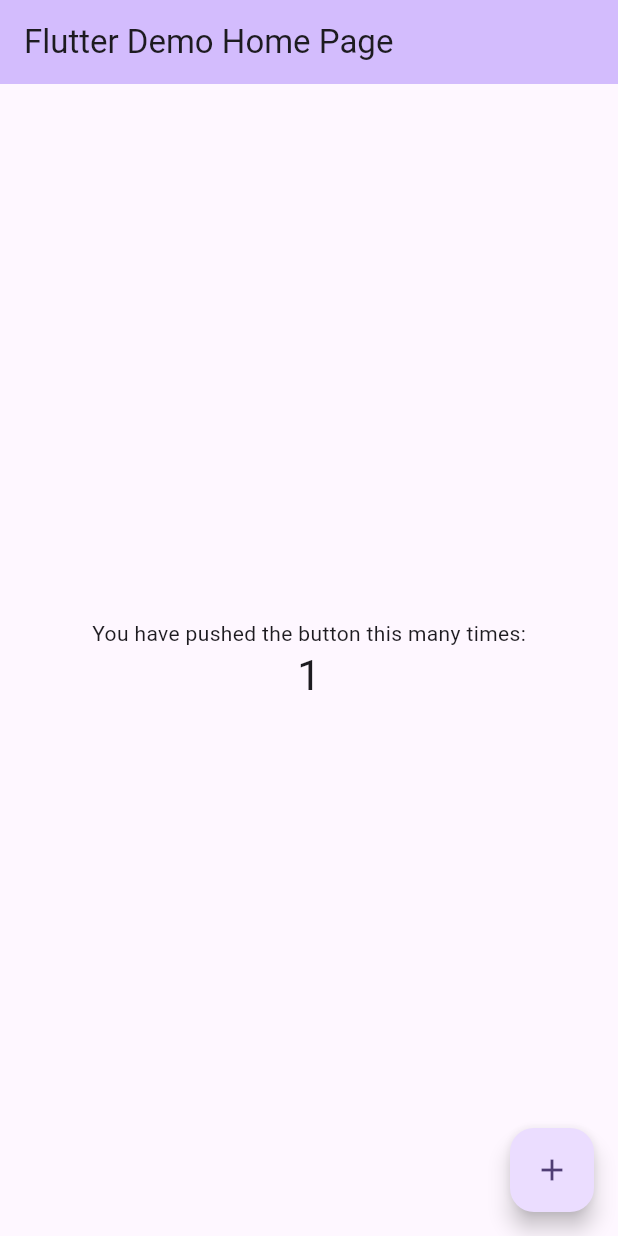
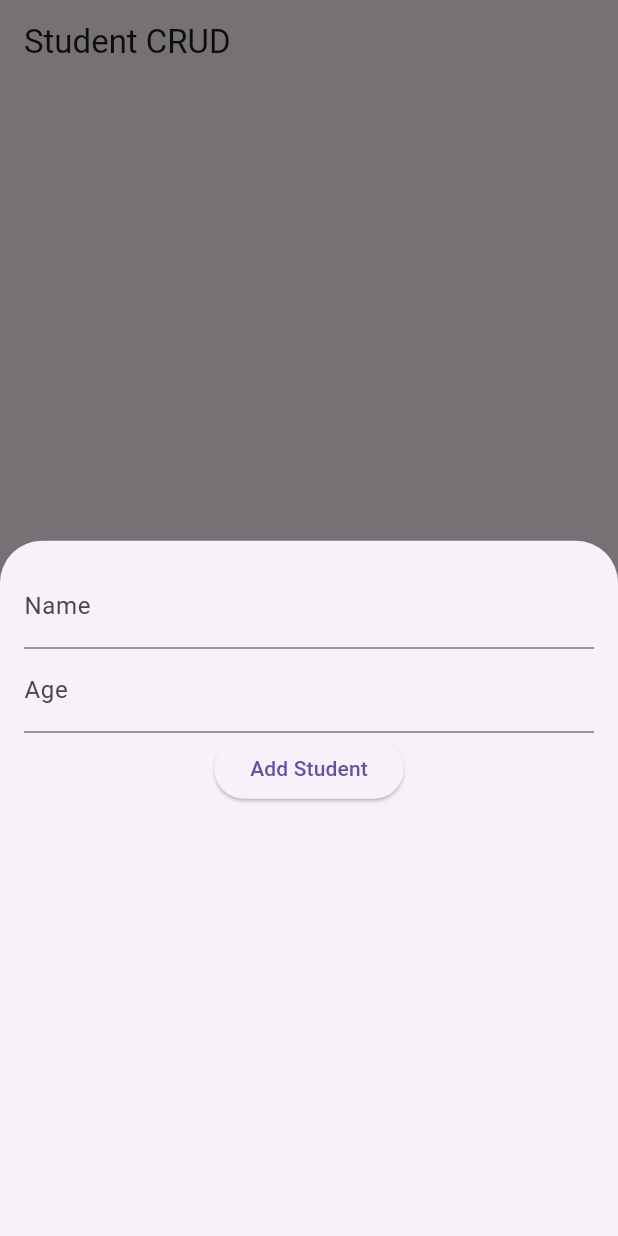
Before and after one commit to Kavishka-Prabashara/Student-Management-System-Flutter, a Flutter app: the screen it shows after launch, after a tap on the "add" icon, on a phone screen of 412 x 824 dp. Run offline on Flutter 3.47's test engine with Material 3 defaults, Android fonts, the light colour scheme and no system bars; our stand-ins replace sqflite; accounts and stored records are empty.

Commit message:
Added a simple crud system for testing

```diff
--- /dev/null
+++ b/lib/db/student_db.dart
@@ -0,0 +1,85 @@
+import 'package:sqflite/sqflite.dart';
+import 'package:path/path.dart';
+import 'package:student_management_system/model/student.dart';
+
+class StudentDatabase {
+  static final StudentDatabase instance = StudentDatabase._init();
+
+  static Database? _database;
+
+  StudentDatabase._init();
+
+  Future<Database> get database async {
+    if (_database != null) return _database!;
+
+    _database = await _initDB('students.db');
+    return _database!;
+  }
+
+  Future<Database> _initDB(String filePath) async {
+    final dbPath = await getDatabasesPath();
+    final path = join(dbPath, filePath);
+
+    return await openDatabase(
+      path,
+      version: 1,
+      onCreate: _createDB,
+    );
+  }
+
+  Future _createDB(Database db, int version) async {
+    const studentTable = '''CREATE TABLE students(
+        id INTEGER PRIMARY KEY AUTOINCREMENT,
+        name TEXT NOT NULL,
+        age INTEGER NOT NULL
+      )''';
+
+    await db.execute(studentTable);
+  }
+
+
+
+  Future<List<Student>> getStudents() async {
+    final db = await instance.database;
+    final result = await db.query('students');
+
+    return result.map((json) => Student.fromMap(json)).toList();
+  }
+
+  Future<int> updateStudent(Student student) async {
+    final db = await instance.database;
+    return db.update(
+      'students',
+      student.toMap(),
+      where: 'id = ?',
+      whereArgs: [student.id],
+    );
+  }
+
+  Future<int> deleteStudent(int id) async {
+    final db = await instance.database;
+    return db.delete(
+      'students',
+      where: 'id = ?',
+      whereArgs: [id],
+    );
+  }
+
+  Future close() async {
+    final db = await instance.database;
+    db.close();
+  }
+
+  Future<int> createStudent(Student student) async {
+    final db = await instance.database;
+
+    // Insert the student into the database
+    // The 'id' is optional as SQLite auto-increments it.
+    final id = await db.insert(
+      'students', // Table name
+      student.toMap(), // Convert the student object to a map
+      conflictAlgorithm: ConflictAlgorithm.replace, // To replace in case of conflict
+    );
+
+    return id; // Return the newly inserted student's id
+  }}
--- a/lib/main.dart
+++ b/lib/main.dart
@@ -1,125 +1,16 @@
 import 'package:flutter/material.dart';
+import 'package:student_management_system/screens/home_screen.dart'; // Correct import path
 
 void main() {
-  runApp(const MyApp());
+  runApp(StudentCrudApp());
 }
 
-class MyApp extends StatelessWidget {
-  const MyApp({super.key});
-
-  // This widget is the root of your application.
+class StudentCrudApp extends StatelessWidget {
   @override
   Widget build(BuildContext context) {
     return MaterialApp(
-      title: 'Flutter Demo',
-      theme: ThemeData(
-        // This is the theme of your application.
-        //
-        // TRY THIS: Try running your application with "flutter run". You'll see
-        // the application has a purple toolbar. Then, without quitting the app,
-        // try changing the seedColor in the colorScheme below to Colors.green
-        // and then invoke "hot reload" (save your changes or press the "hot
-        // reload" button in a Flutter-supported IDE, or press "r" if you used
-        // the command line to start the app).
-        //
-        // Notice that the counter didn't reset back to zero; the application
-        // state is not lost during the reload. To reset the state, use hot
-        // restart instead.
-        //
-        // This works for code too, not just values: Most code changes can be
-        // tested with just a hot reload.
-        colorScheme: ColorScheme.fromSeed(seedColor: Colors.deepPurple),
-        useMaterial3: true,
-      ),
-      home: const MyHomePage(title: 'Flutter Demo Home Page'),
+      title: 'Student CRUD',
+      home: HomeScreen(), // Make sure HomeScreen exists in home_screen.dart
     );
   }
 }
-
-class MyHomePage extends StatefulWidget {
-  const MyHomePage({super.key, required this.title});
-
-  // This widget is the home page of your application. It is stateful, meaning
-  // that it has a State object (defined below) that contains fields that affect
-  // how it looks.
-
-  // This class is the configuration for the state. It holds the values (in this
-  // case the title) provided by the parent (in this case the App widget) and
-  // used by the build method of the State. Fields in a Widget subclass are
-  // always marked "final".
-
-  final String title;
-
-  @override
-  State<MyHomePage> createState() => _MyHomePageState();
-}
-
-class _MyHomePageState extends State<MyHomePage> {
-  int _counter = 0;
-
-  void _incrementCounter() {
-    setState(() {
-      // This call to setState tells the Flutter framework that something has
-      // changed in this State, which causes it to rerun the build method below
-      // so that the display can reflect the updated values. If we changed
-      // _counter without calling setState(), then the build method would not be
-      // called again, and so nothing would appear to happen.
-      _counter++;
-    });
-  }
-
-  @override
-  Widget build(BuildContext context) {
-    // This method is rerun every time setState is called, for instance as done
-    // by the _incrementCounter method above.
-    //
-    // The Flutter framework has been optimized to make rerunning build methods
-    // fast, so that you can just rebuild anything that needs updating rather
-    // than having to individually change instances of widgets.
-    return Scaffold(
-      appBar: AppBar(
-        // TRY THIS: Try changing the color here to a specific color (to
-        // Colors.amber, perhaps?) and trigger a hot reload to see the AppBar
-        // change color while the other colors stay the same.
-        backgroundColor: Theme.of(context).colorScheme.inversePrimary,
-        // Here we take the value from the MyHomePage object that was created by
-        // the App.build method, and use it to set our appbar title.
-        title: Text(widget.title),
-      ),
-      body: Center(
-        // Center is a layout widget. It takes a single child and positions it
-        // in the middle of the parent.
-        child: Column(
-          // Column is also a layout widget. It takes a list of children and
-          // arranges them vertically. By default, it sizes itself to fit its
-          // children horizontally, and tries to be as tall as its parent.
-          //
-          // Column has various properties to control how it sizes itself and
-          // how it positions its children. Here we use mainAxisAlignment to
-          // center the children vertically; the main axis here is the vertical
-          // axis because Columns are vertical (the cross axis would be
-          // horizontal).
-          //
-          // TRY THIS: Invoke "debug painting" (choose the "Toggle Debug Paint"
-          // action in the IDE, or press "p" in the console), to see the
-          // wireframe for each widget.
-          mainAxisAlignment: MainAxisAlignment.center,
-          children: <Widget>[
-            const Text(
-              'You have pushed the button this many times:',
-            ),
-            Text(
-              '$_counter',
-              style: Theme.of(context).textTheme.headlineMedium,
-            ),
-          ],
-        ),
-      ),
-      floatingActionButton: FloatingActionButton(
-        onPressed: _incrementCounter,
-        tooltip: 'Increment',
-        child: const Icon(Icons.add),
-      ), // This trailing comma makes auto-formatting nicer for build methods.
-    );
-  }
-}
--- /dev/null
+++ b/lib/model/student.dart
@@ -0,0 +1,25 @@
+class Student {
+  final int? id;
+  final String name;
+  final int age;
+
+  Student({this.id, required this.name, required this.age});
+
+  // Convert Student object to map to insert into database
+  Map<String, dynamic> toMap() {
+    return {
+      'id': id,
+      'name': name,
+      'age': age,
+    };
+  }
+
+  // Convert map to Student object to retrieve from database
+  factory Student.fromMap(Map<String, dynamic> map) {
+    return Student(
+      id: map['id'],
+      name: map['name'],
+      age: map['age'],
+    );
+  }
+}
--- /dev/null
+++ b/lib/screens/home_screen.dart
@@ -0,0 +1,127 @@
+import 'package:flutter/material.dart';
+import 'package:student_management_system/db/student_db.dart';
+import 'package:student_management_system/model/student.dart';
+
+class HomeScreen extends StatefulWidget {
+  @override
+  _HomeScreenState createState() => _HomeScreenState();
+}
+
+class _HomeScreenState extends State<HomeScreen> {
+  final _nameController = TextEditingController();
+  final _ageController = TextEditingController();
+
+  List<Student> _students = [];
+
+  @override
+  void initState() {
+    super.initState();
+    _refreshStudents();
+  }
+
+  Future<void> _refreshStudents() async {
+    final data = await StudentDatabase.instance.getStudents();
+    setState(() {
+      _students = data;
+    });
+  }
+
+  void _addStudent() async {
+    final name = _nameController.text;
+    final age = int.tryParse(_ageController.text) ?? 0;
+
+    if (name.isNotEmpty && age > 0) {
+      final student = Student(name: name, age: age);
+      await StudentDatabase.instance.createStudent(student);
+      _refreshStudents();
+      _nameController.clear();
+      _ageController.clear();
+    }
+  }
+
+  void _updateStudent(Student student) {
+    _nameController.text = student.name;
+    _ageController.text = student.age.toString();
+    _showForm(student: student);
+  }
+
+  void _deleteStudent(int id) async {
+    await StudentDatabase.instance.deleteStudent(id);
+    _refreshStudents();
+  }
+
+  void _showForm({Student? student}) {
+    showModalBottomSheet(
+        context: context,
+        builder: (_) {
+          return Padding(
+            padding: EdgeInsets.all(16),
+            child: Column(
+              children: [
+                TextField(
+                  controller: _nameController,
+                  decoration: InputDecoration(labelText: 'Name'),
+                ),
+                TextField(
+                  controller: _ageController,
+                  decoration: InputDecoration(labelText: 'Age'),
+                  keyboardType: TextInputType.number,
+                ),
+                ElevatedButton(
+                  onPressed: () {
+                    if (student == null) {
+                      _addStudent();
+                    } else {
+                      StudentDatabase.instance.updateStudent(Student(
+                        id: student.id,
+                        name: _nameController.text,
+                        age: int.parse(_ageController.text),
+                      ));
+                      _refreshStudents();
+                    }
+                    Navigator.pop(context);
+                  },
+                  child: Text(student == null ? 'Add Student' : 'Update Student'),
+                )
+              ],
+            ),
+          );
+        });
+  }
+
+  @override
+  Widget build(BuildContext context) {
+    return Scaffold(
+      appBar: AppBar(
+        title: Text('Student CRUD'),
+      ),
+      body: ListView.builder(
+        itemCount: _students.length,
+        itemBuilder: (context, index) {
+          final student = _students[index];
+          return ListTile(
+            title: Text(student.name),
+            subtitle: Text('Age: ${student.age}'),
+            trailing: Row(
+              mainAxisSize: MainAxisSize.min,
+              children: [
+                IconButton(
+                  icon: Icon(Icons.edit),
+                  onPressed: () => _updateStudent(student),
+                ),
+                IconButton(
+                  icon: Icon(Icons.delete),
+                  onPressed: () => _deleteStudent(student.id!),
+                ),
+              ],
+            ),
+          );
+        },
+      ),
+      floatingActionButton: FloatingActionButton(
+        child: Icon(Icons.add),
+        onPressed: () => _showForm(),
+      ),
+    );
+  }
+}
--- a/pubspec.yaml
+++ b/pubspec.yaml
@@ -30,6 +30,8 @@ environment:
 dependencies:
   flutter:
     sdk: flutter
+  sqflite: ^2.0.0+4    # Add this line for sqflite
+  path: ^1.8.0         # Add this for handling file paths
 
 
   # The following adds the Cupertino Icons font to your application.
```
Also changed, not shown: pubspec.lock, 1 other file.
